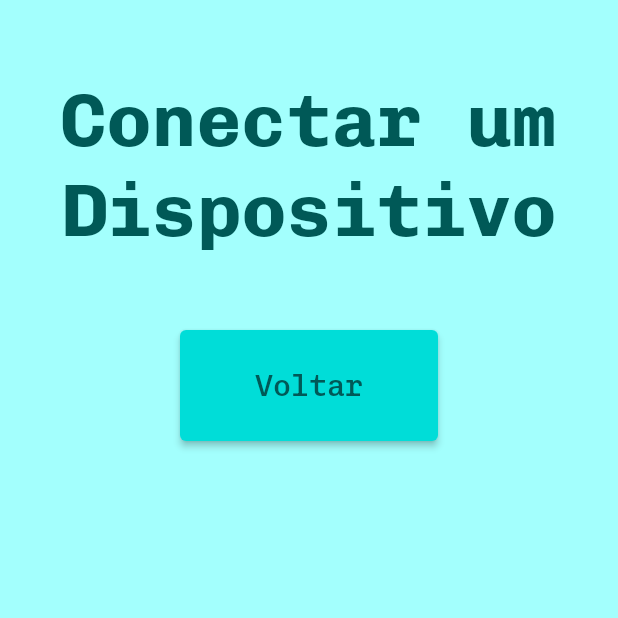
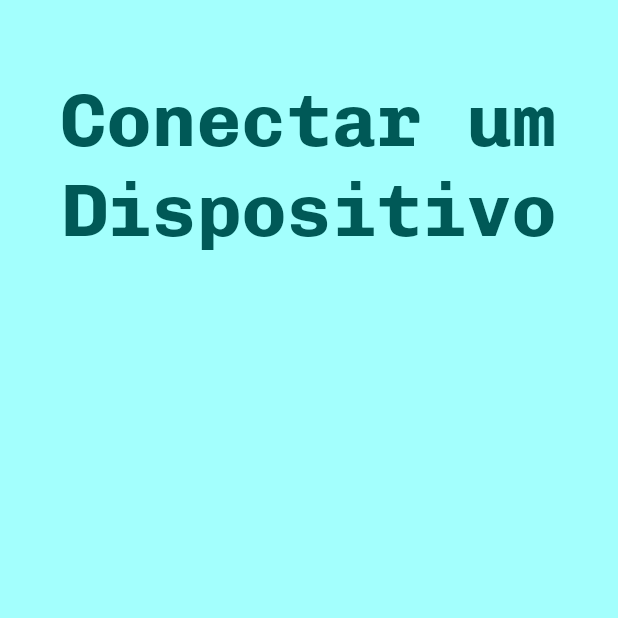
Before and after one commit to marcotech2002/Pathfinder_Sub-GL922A_App, a Flutter app: the TelaConectar screen opened directly, on a phone screen of 412 x 824 dp, the top half of it. Run offline on Flutter 3.47's test engine with Material 2 defaults, Android fonts, the phone set to English and light mode, and no system bars; our stand-ins replace easy_splash_screen; network calls fail.

Commit message:
tela conectar

```diff
--- a/projeto_app/lib/view/app/tela_conectar.dart
+++ b/projeto_app/lib/view/app/tela_conectar.dart
@@ -33,26 +33,27 @@ class _TelaConectarState extends State<TelaConectar>
                 textAlign: TextAlign.center,
                 style: Font().TitleFont
               ),
-              SizedBox(
-                height: 50,
-              ),
-              ElevatedButton(
-                style: ElevatedButton.styleFrom(
-                  padding: EdgeInsets.symmetric(
-                    horizontal: 50,
-                    vertical: 25
-                  ),
-                  backgroundColor: Palette().Primary,
-                ),
-                onPressed: ()
-                {
-                  Navigator.pop(context);
-                },
-                child: Text(
-                  'Voltar',
-                  style: Font().MenuButtonFont
-                ),
-              ),
+
+              // SizedBox(
+              //   height: 50,
+              // ),
+              // ElevatedButton(
+              //   style: ElevatedButton.styleFrom(
+              //     padding: EdgeInsets.symmetric(
+              //       horizontal: 50,
+              //       vertical: 25
+              //     ),
+              //     backgroundColor: Palette().Primary,
+              //   ),
+              //   onPressed: ()
+              //   {
+              //     Navigator.pop(context);
+              //   },
+              //   child: Text(
+              //     'Voltar',
+              //     style: Font().MenuButtonFont
+              //   ),
+              // ),
               SizedBox(
                 height: 50,
               ),
```
